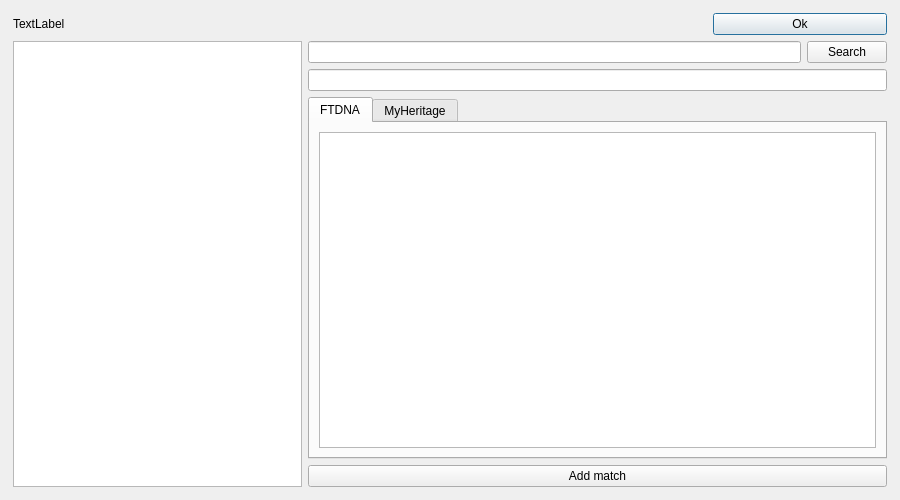
The window that views/dna/dnaprofile.ui (gregersn/gensplorer) describes before a commit, drawn with Qt 5.
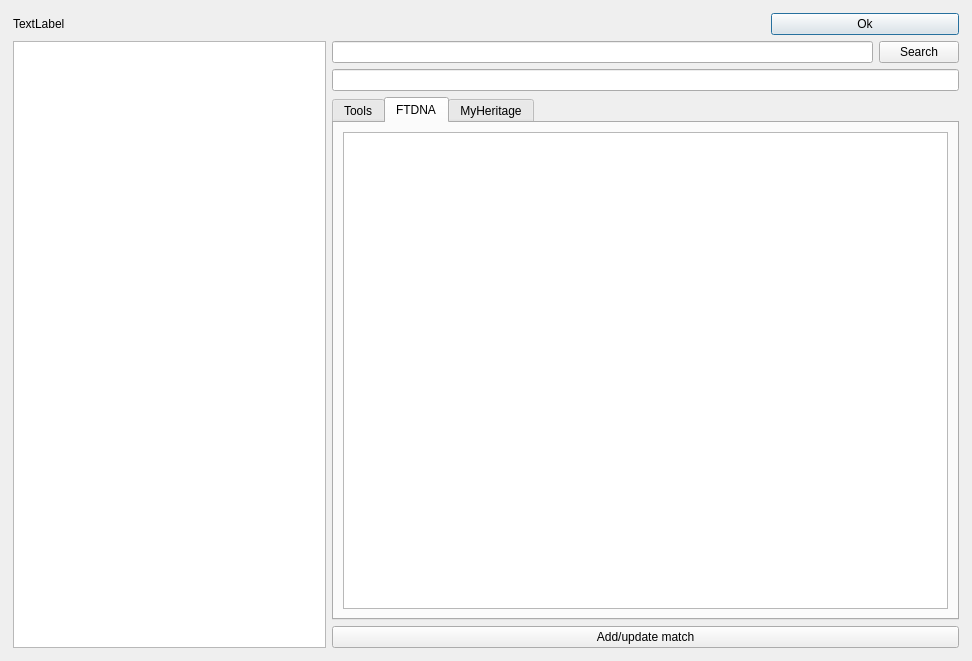
The same window after the commit. The open tabs and pages were chosen to show the change.

Diff of the .ui file:
```diff
--- a/views/dna/dnaprofile.ui
+++ b/views/dna/dnaprofile.ui
@@ -6,8 +6,8 @@
    <rect>
     <x>0</x>
     <y>0</y>
-    <width>900</width>
-    <height>500</height>
+    <width>972</width>
+    <height>661</height>
    </rect>
   </property>
   <property name="sizePolicy">
@@ -25,7 +25,7 @@
   <property name="windowTitle">
    <string>DNA Match Profile</string>
   </property>
-  <layout class="QHBoxLayout" name="horizontalLayout_4">
+  <layout class="QVBoxLayout" name="verticalLayout_7">
    <item>
     <layout class="QVBoxLayout" name="verticalLayout">
      <property name="sizeConstraint">
@@ -105,21 +105,27 @@
           <widget class="QTabWidget" name="tabWidget">
            <property name="sizePolicy">
             <sizepolicy hsizetype="Expanding" vsizetype="Expanding">
-             <horstretch>1</horstretch>
-             <verstretch>1</verstretch>
+             <horstretch>0</horstretch>
+             <verstretch>0</verstretch>
             </sizepolicy>
            </property>
            <property name="currentIndex">
             <number>1</number>
            </property>
+           <widget class="QWidget" name="tabTools">
+            <attribute name="title">
+             <string>Tools</string>
+            </attribute>
+            <layout class="QVBoxLayout" name="verticalLayout_9"/>
+           </widget>
            <widget class="QWidget" name="FTDNA">
             <property name="enabled">
              <bool>true</bool>
             </property>
             <property name="sizePolicy">
              <sizepolicy hsizetype="Preferred" vsizetype="Preferred">
-              <horstretch>1</horstretch>
-              <verstretch>1</verstretch>
+              <horstretch>0</horstretch>
+              <verstretch>0</verstretch>
              </sizepolicy>
             </property>
             <property name="sizeIncrement">
@@ -133,11 +139,6 @@
             </attribute>
             <layout class="QVBoxLayout" name="verticalLayout_5">
              <item>
-              <layout class="QVBoxLayout" name="verticalLayout_3" stretch="0">
-               <property name="sizeConstraint">
-                <enum>QLayout::SetMinimumSize</enum>
-               </property>
-               <item>
                 <widget class="QPlainTextEdit" name="matchDataFTDNA">
                  <property name="sizePolicy">
                   <sizepolicy hsizetype="Expanding" vsizetype="Expanding">
@@ -148,8 +149,6 @@
                 </widget>
                </item>
               </layout>
-             </item>
-            </layout>
            </widget>
            <widget class="QWidget" name="MyHeritage">
             <attribute name="title">
@@ -179,7 +178,7 @@
            <item>
             <widget class="QPushButton" name="btnAddMatch">
              <property name="text">
-              <string>Add match</string>
+              <string>Add/update match</string>
              </property>
             </widget>
            </item>
```
Left out of the diff: 10 changed lines with no effect on the pictures. Lines whose indentation alone changed are shown as unchanged.
